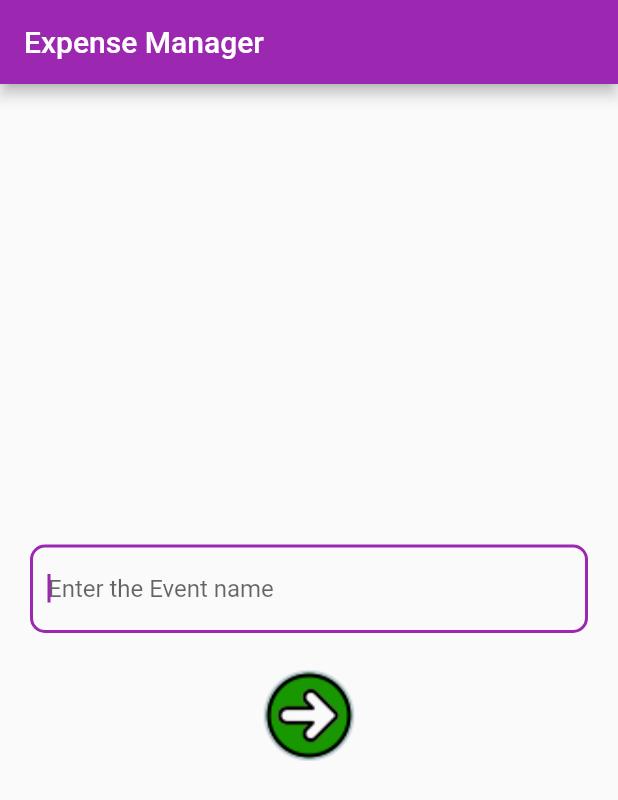
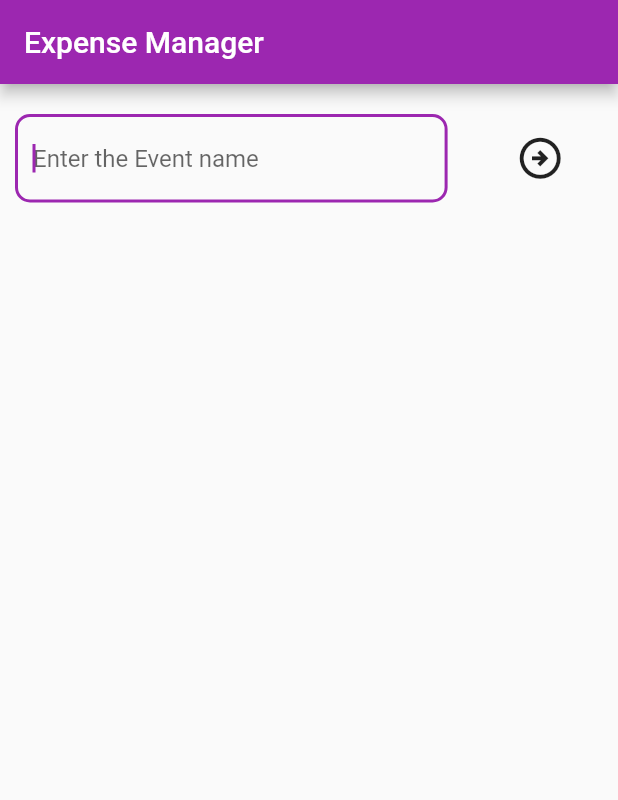
Before and after one commit to krishna-9394/trip_planner, a Flutter app: the screen it shows after launch, on a phone screen of 412 x 824 dp. Shown: the top 800 px of the screen. Run offline on Flutter 3.47's test engine with Material 2 defaults, Android fonts, the phone set to English and light mode, and no system bars; our stand-ins replace animated_splash_screen.

```diff
--- a/lib/HomePage.dart
+++ b/lib/HomePage.dart
@@ -30,40 +30,38 @@ class _TempState extends State<Temp> {
   Widget build(BuildContext context) {
     return Scaffold(
       appBar: AppBar(title: const Text('Expense Manager'),),
-      body: Column(
-          mainAxisAlignment: MainAxisAlignment.center ,
-          children:  <Widget>[
-            Container(
-                margin: const EdgeInsets.only(left: 20,right: 20),
+      body: Container(
+        margin: const EdgeInsets.symmetric(vertical: 20,horizontal: 10),
+        child: Row(
+            children:  <Widget>[
+              SizedBox(
+                width: MediaQuery.of(context).size.width * 0.7,
                 child: TextField(
                   controller: editor,
                   decoration: const InputDecoration(
                     border: OutlineInputBorder(
                         borderRadius: BorderRadius.all(Radius.circular(10.0)),
-                        borderSide: BorderSide(width: 2.0,style: BorderStyle.solid,color: Colors.pink)),
+                        borderSide: BorderSide(style: BorderStyle.solid,color: Colors.pink)),
                     hintText: 'Enter the Event name',
                   ),
                   autofocus: true,
                   textInputAction: TextInputAction.done,
-                )
-            ),
-            InkWell(
-              splashColor: Colors.black26,
-              onTap: () {
-                Navigator.pushReplacement(context,
-                    MaterialPageRoute(builder: (context)=>MainPage(editor.text)));
-              },
-              child: Container(
-                margin: const EdgeInsets.only(top: 15),
-                child: Ink.image(
-                  image:const AssetImage('Assets/Images/next_button.png'),
-                  width: 80,
-                  height: 80,
-                  fit: BoxFit.cover,
                 ),
               ),
-            )
-          ]
+              SizedBox( width: MediaQuery.of(context).size.width * 0.05),
+              SizedBox(
+                width: MediaQuery.of(context).size.width * 0.20,
+                child: IconButton(
+                  iconSize: MediaQuery.of(context).size.width * 0.08,
+                  icon: const Icon(Icons.arrow_circle_right_outlined),
+                  onPressed: () => {
+                  Navigator.pushReplacement(context,
+                  MaterialPageRoute(builder: (context)=>MainPage(editor.text))),
+                  },
+                ),
+              )
+            ]
+        ),
       ),
     );
   }
--- a/lib/MainPage.dart
+++ b/lib/MainPage.dart
@@ -119,7 +119,7 @@ class _MainPageState extends State<MainPage> {
     double systemPadding = MediaQuery.of(context).padding.top+MediaQuery.of(context).padding.bottom;
     double mainScreenHeight = MediaQuery.of(context).size.height-appBarHeight-systemPadding;
     var userHeader = SizedBox(
-      height: mainScreenHeight*0.102,
+      height: mainScreenHeight*0.112,
       child: Card(
         elevation: 7.5,
         margin: const EdgeInsets.only(top: 10),
@@ -156,7 +156,7 @@ class _MainPageState extends State<MainPage> {
       ),
     );
     var transactionHeader = SizedBox(
-      height: mainScreenHeight*0.102,
+      height: mainScreenHeight*0.112,
       child: Card(
         elevation: 7.5,
         margin: const EdgeInsets.only(top: 10),
@@ -203,14 +203,14 @@ class _MainPageState extends State<MainPage> {
             children: [
               transactionHeader,
               SizedBox(
-                height: _showUsers? (mainScreenHeight*0.358) : (mainScreenHeight*0.898),
+                height: _showUsers? (mainScreenHeight*0.348) : (mainScreenHeight*0.888),
                 child: SingleChildScrollView(
                   child: TransactionList(_deleteTransaction,_transactionList),
                 ),
               ),
               _showUsers? userHeader : const SizedBox(height: 0),
               _showUsers? SizedBox(
-                height: mainScreenHeight*0.429,
+                height: mainScreenHeight*0.427,
                 child: SingleChildScrollView(
                   child: UserList(_userList),
                 ),
```
